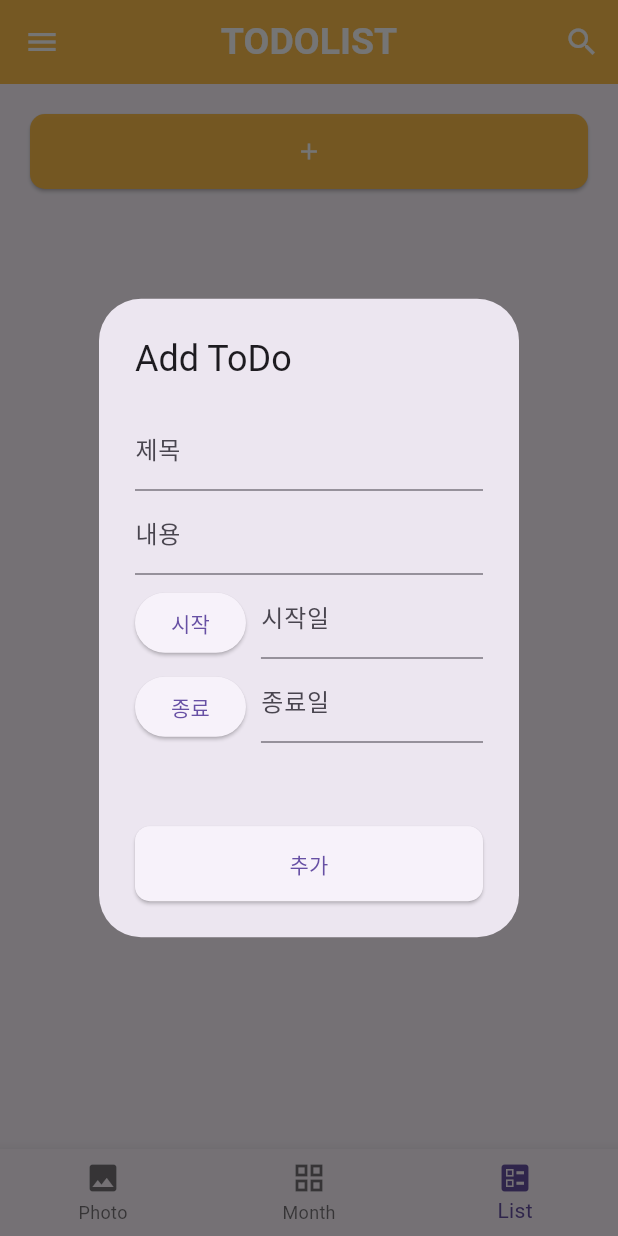
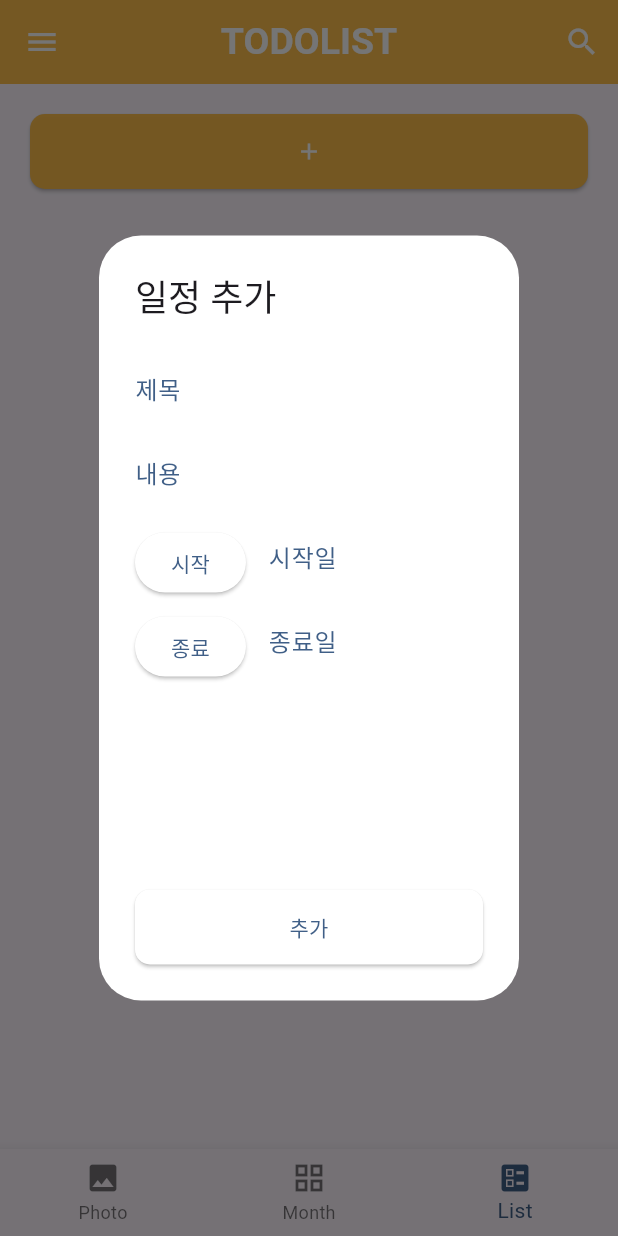
Before and after one commit to yurimn/flutter-study, a Flutter app: the screen it shows after launch, item 3 of the bottom bar chosen, after a tap on the "add" icon, on a phone screen of 412 x 824 dp. Run offline on Flutter 3.47's test engine with Material 3 defaults, Android fonts, the light colour scheme and no system bars; our stand-ins replace google_fonts, image_picker, shared_preferences, table_calendar; Roboto replaces fonts that are missing (Jua).

Commit message:
Theme 추가

```diff
--- a/to_do_list/lib/main.dart
+++ b/to_do_list/lib/main.dart
@@ -1,4 +1,5 @@
 import 'package:flutter/material.dart';
+import 'package:to_do_list/theme/dahye/theme.dart';
 import 'theme/dahye/dahye.dart';
 
 void main() {
@@ -11,8 +12,9 @@ class MainApp extends StatelessWidget {
   @override
   Widget build(BuildContext context) {
     return MaterialApp(
+      debugShowCheckedModeBanner: false,
       home: DahyeApp(),
-      theme: ThemeData(primarySwatch: Colors.yellow),
+      theme: MyThemeData.lightThemeData,
     );
   }
 }
--- /dev/null
+++ b/to_do_list/lib/theme/dahye/theme.dart
@@ -0,0 +1,43 @@
+import 'package:flutter/material.dart';
+import 'package:google_fonts/google_fonts.dart';
+
+class MyThemeData {
+  static ThemeData lightThemeData = themeData();
+
+  static ThemeData themeData() {
+    final base = ThemeData.light();
+    return base.copyWith(
+        textTheme: _buildTextTheme(base.textTheme),
+        colorScheme: ColorScheme(
+            brightness: Brightness.light,
+            primary: Color.fromARGB(255, 64, 95, 135),
+            onPrimary: Colors.white,
+            primaryContainer: Colors.white,
+            onPrimaryContainer: Color.fromARGB(255, 64, 95, 135),
+            secondary: Color.fromARGB(250, 254, 190, 73),
+            onSecondary: Colors.white,
+            error: Colors.red.shade400,
+            onError: Colors.red.shade200,
+            background: Colors.white,
+            onBackground: Colors.white,
+            surface: Colors.white,
+            onSurface: Color.fromARGB(255, 64, 95, 135)));
+  }
+
+  static TextTheme _buildTextTheme(TextTheme base) {
+    return base.copyWith(
+      headlineLarge: GoogleFonts.jua(textStyle: base.headlineLarge),
+      headlineMedium: GoogleFonts.jua(textStyle: base.headlineMedium),
+      headlineSmall: GoogleFonts.jua(textStyle: base.headlineSmall),
+      titleLarge: GoogleFonts.blackHanSans(textStyle: base.titleLarge),
+      titleMedium: GoogleFonts.blackHanSans(textStyle: base.titleMedium),
+      titleSmall: GoogleFonts.blackHanSans(textStyle: base.titleSmall),
+      bodyLarge: GoogleFonts.jua(textStyle: base.bodyLarge),
+      bodyMedium: GoogleFonts.jua(textStyle: base.bodyMedium),
+      bodySmall: GoogleFonts.jua(textStyle: base.bodySmall),
+      labelLarge: GoogleFonts.jua(textStyle: base.labelLarge),
+      labelMedium: GoogleFonts.jua(textStyle: base.labelMedium),
+      labelSmall: GoogleFonts.jua(textStyle: base.labelSmall),
+    );
+  }
+}
--- a/to_do_list/lib/theme/dahye/util.dart
+++ b/to_do_list/lib/theme/dahye/util.dart
@@ -18,11 +18,11 @@ class AddToDoDialogState extends State<AddToDoDialog> {
   @override
   Widget build(BuildContext context) {
     return AlertDialog(
-      title: const Text("Add ToDo"),
+      title: const Text("일정 추가"),
       content: Form(
         key: formKey,
         child: SizedBox(
-            height: MediaQuery.of(context).size.height * 0.4,
+            height: MediaQuery.of(context).size.height * 0.5,
             width: MediaQuery.of(context).size.width * 0.4,
             child: Column(
               children: [
@@ -69,12 +69,13 @@ class AddToDoDialogState extends State<AddToDoDialog> {
                     },
                     child: const Text("시작"),
                   ),
-                  const SizedBox(width: 10),
+                  const SizedBox(width: 15),
                   Expanded(
                       child: TextFormField(
                     controller: startDateController,
                     decoration: const InputDecoration(
                       labelText: "시작일",
+                      hintText: "YYYY-MM-DD",
                     ),
                     validator: (String? value) {
                       if (value == null ||
@@ -105,12 +106,13 @@ class AddToDoDialogState extends State<AddToDoDialog> {
                     },
                     child: const Text("종료"),
                   ),
-                  const SizedBox(width: 10),
+                  const SizedBox(width: 15),
                   Expanded(
                       child: TextFormField(
                     controller: endDateController,
                     decoration: const InputDecoration(
                       labelText: "종료일",
+                      hintText: "YYYY-MM-DD",
                     ),
                     validator: (String? value) {
                       if (value == null ||
--- a/to_do_list/pubspec.yaml
+++ b/to_do_list/pubspec.yaml
@@ -12,6 +12,7 @@ dependencies:
   image_picker: ^0.8.5+3
   shared_preferences: ^2.2.2
   table_calendar: ^3.0.9
+  google_fonts: ^6.1.0
 
 dev_dependencies:
   flutter_test:
```
Also changed, not shown: to_do_list/lib/theme/dahye/month_4.dart (+23 -2 lines), to_do_list/pubspec.lock, 1 other file.
